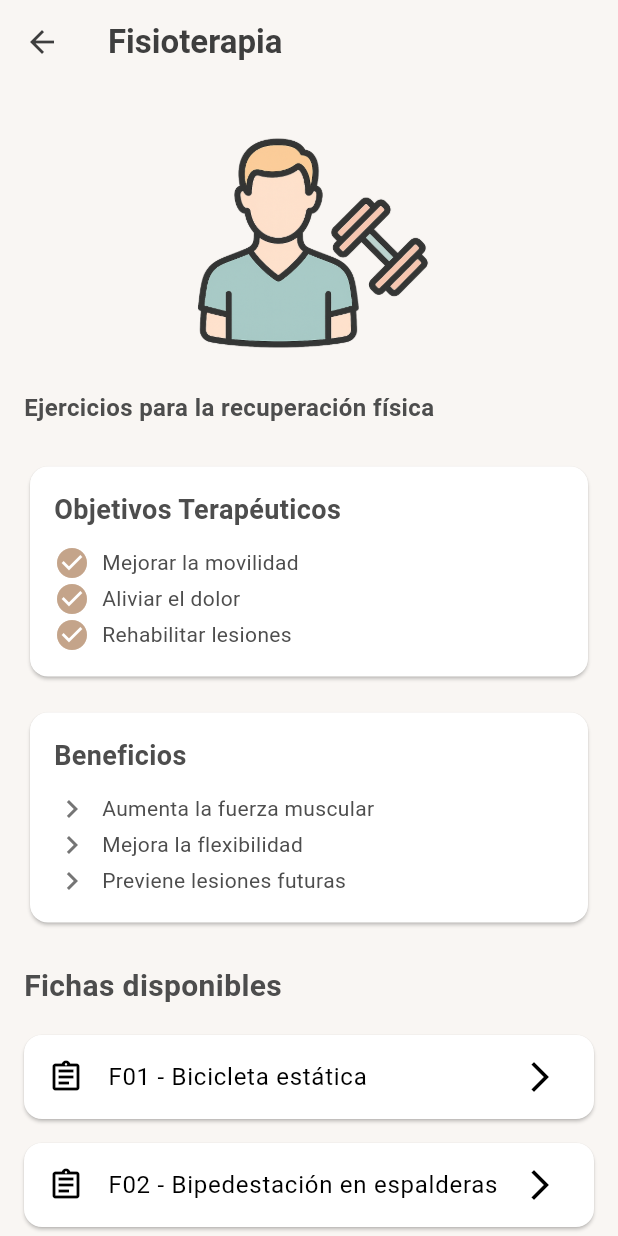
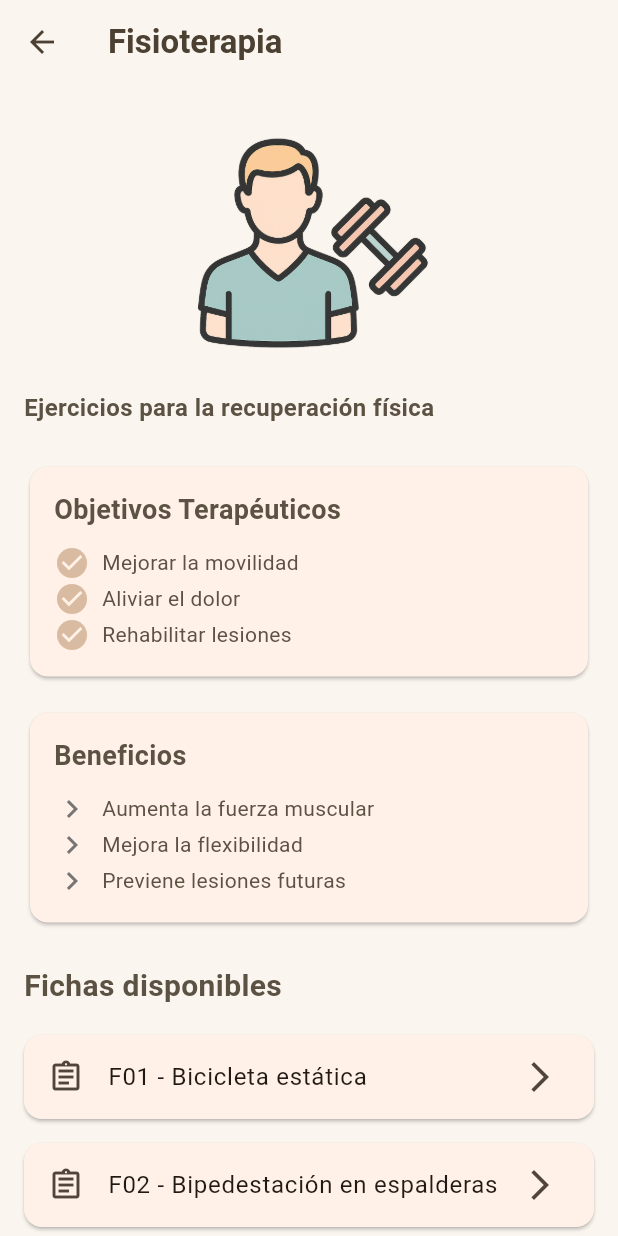
Before and after one commit to CodingAce99/app-rehabilitacion-hector, a Flutter app: the TerapiasScreen screen opened directly, after a tap on "Fisioterapia", on a phone screen of 412 x 824 dp. Run offline on Flutter 3.47's test engine with Material 3 defaults, Android fonts, the light colour scheme and no system bars; our stand-ins replace fl_chart, google_fonts, image_picker, shared_preferences, smooth_page_indicator, youtube_player_flutter; accounts and stored records are empty.

Commit message:
Actualiza los temas de la aplicación: mejora la paleta de colores y la estructura de los botones.
Refactoriza la pantalla Diario para mejorar la legibilidad y la funcionalidad de selección de etiquetas y estado anímico.

```diff
--- a/lib/core/theme/theme.dart
+++ b/lib/core/theme/theme.dart
@@ -1,46 +1,102 @@
 import 'package:flutter/material.dart';
 
+// Tema Beige / Morado
+
 class AppTheme {
+  // Tema claro
   static ThemeData lightTheme = ThemeData(
     brightness: Brightness.light,
-    scaffoldBackgroundColor: const Color(0xFFF9F6F3),
-    primaryColor: const Color(0xFFC9A98D),
+    scaffoldBackgroundColor: const Color(0xFFFAF5EF),
+    primaryColor: const Color(0xFFD8BBA1),
     appBarTheme: const AppBarTheme(
-      backgroundColor: Color(0xFFF9F6F3),
-      foregroundColor: Color(0xFF3E3E3E),
+      backgroundColor: Color(0xFFFAF5EF),
+      foregroundColor: Color(0xFF4B4032),
       elevation: 0,
     ),
-    cardColor: const Color.fromARGB(255, 248, 244, 241),
+    cardColor: const Color(0xFFF5ECE5),
     textTheme: const TextTheme(
       titleLarge: TextStyle(
-        color: Color(0xFF3E3E3E),
+        color: Color(0xFF4B4032),
         fontWeight: FontWeight.bold,
       ),
-      bodyMedium: TextStyle(color: Color(0xFF4D4D4D)),
+      bodyMedium: TextStyle(color: Color(0xFF5C5244)),
+      bodyLarge: TextStyle(color: Color(0xFF4B4032)),
     ),
-    iconTheme: IconThemeData(color: Color.fromARGB(255, 196, 164, 138)),
-    colorScheme: ColorScheme.fromSwatch().copyWith(
-      secondary: const Color(0xFF91A8B0),
+    iconTheme: const IconThemeData(color: Color(0xFFD8BBA1)),
+    elevatedButtonTheme: ElevatedButtonThemeData(
+      style: ElevatedButton.styleFrom(
+        backgroundColor: const Color(0xFFD8BBA1),
+        foregroundColor: Colors.white,
+        shape: RoundedRectangleBorder(borderRadius: BorderRadius.circular(10)),
+        padding: const EdgeInsets.symmetric(horizontal: 24, vertical: 12),
+        textStyle: const TextStyle(fontWeight: FontWeight.w600),
+      ),
+    ),
+    textButtonTheme: TextButtonThemeData(
+      style: TextButton.styleFrom(foregroundColor: const Color(0xFFD8BBA1)),
+    ),
+    outlinedButtonTheme: OutlinedButtonThemeData(
+      style: OutlinedButton.styleFrom(
+        foregroundColor: const Color(0xFFD8BBA1),
+        side: const BorderSide(color: Color(0xFFD8BBA1)),
+      ),
+    ),
+    floatingActionButtonTheme: const FloatingActionButtonThemeData(
+      backgroundColor: Color(0xFFD8BBA1),
+      foregroundColor: Colors.white,
+      elevation: 4,
+      shape: RoundedRectangleBorder(
+        borderRadius: BorderRadius.all(Radius.circular(12)),
+      ),
+    ),
+    colorScheme: ColorScheme.fromSeed(
+      seedColor: Color(0xFFD8BBA1),
+      brightness: Brightness.light,
+    ).copyWith(
+      secondary: const Color(0xFFB8C1C2),
+      primary: const Color(0xFFD8BBA1),
     ),
   );
 
+  // Tema oscuro
   static ThemeData darkTheme = ThemeData(
     brightness: Brightness.dark,
-    scaffoldBackgroundColor: const Color(0xFF1E1E1E),
-    primaryColor: const Color.fromARGB(255, 142, 116, 175),
+    scaffoldBackgroundColor: const Color(0xFF121212),
+    primaryColor: const Color(0xFFB0B0B0),
     appBarTheme: const AppBarTheme(
-      backgroundColor: Color(0xFF1E1E1E),
+      backgroundColor: Color(0xFF121212),
       foregroundColor: Colors.white,
       elevation: 0,
     ),
-    cardColor: const Color(0xFF2C2C2C),
+    cardColor: const Color(0xFF1F1F1F),
     textTheme: const TextTheme(
       titleLarge: TextStyle(color: Colors.white, fontWeight: FontWeight.bold),
       bodyMedium: TextStyle(color: Color(0xFFDADADA)),
+      bodyLarge: TextStyle(color: Color(0xFFE0E0E0)),
     ),
-    iconTheme: IconThemeData(color: Color.fromARGB(255, 142, 116, 175)),
-    colorScheme: ColorScheme.fromSwatch(
-      brightness: Brightness.dark,
-    ).copyWith(secondary: const Color(0xFFB294C7)),
+    iconTheme: const IconThemeData(color: Color(0xFFB0B0B0)),
+    elevatedButtonTheme: ElevatedButtonThemeData(
+      style: ElevatedButton.styleFrom(
+        backgroundColor: const Color(0xFF2E2E2E),
+        foregroundColor: Colors.white,
+        shape: RoundedRectangleBorder(borderRadius: BorderRadius.circular(10)),
+        padding: const EdgeInsets.symmetric(horizontal: 24, vertical: 12),
+        textStyle: const TextStyle(fontWeight: FontWeight.w600),
+      ),
+    ),
+    floatingActionButtonTheme: const FloatingActionButtonThemeData(
+      backgroundColor: Color(0xFF2E2E2E),
+      foregroundColor: Colors.white,
+    ),
+    colorScheme: const ColorScheme.dark(
+      primary: Color(0xFFB0B0B0),
+      secondary: Color(0xFFB0B0B0),
+      surface: Color(0xFF1F1F1F),
+      background: Color(0xFF121212),
+      onPrimary: Colors.black,
+      onSecondary: Colors.black,
+      onSurface: Colors.white,
+      onBackground: Colors.white,
+    ),
   );
 }
--- a/lib/core/theme/theme_provider.dart
+++ b/lib/core/theme/theme_provider.dart
@@ -1,7 +1,7 @@
 import 'package:flutter/material.dart';
 
 class ThemeProvider extends ChangeNotifier {
-  ThemeMode _themeMode = ThemeMode.system;
+  ThemeMode _themeMode = ThemeMode.light; // Modo de tema inicial (luz)
 
   // Almacena el tema actual de la aplicación
   ThemeMode get themeMode => _themeMode;
--- a/lib/features/terapias/screens/detalle_ficha_screen.dart
+++ b/lib/features/terapias/screens/detalle_ficha_screen.dart
@@ -103,7 +103,6 @@ class _DetalleFichaScreenState extends State<DetalleFichaScreen> {
                     style: Theme.of(context).textTheme.titleLarge?.copyWith(
                       fontSize: 20,
                       fontWeight: FontWeight.bold,
-                      color: theme.colorScheme.secondary,
                     ),
                   ),
                   const SizedBox(height: 8),
@@ -113,7 +112,7 @@ class _DetalleFichaScreenState extends State<DetalleFichaScreen> {
                     (p) => ListTile(
                       leading: Icon(
                         Icons.person,
-                        color: Theme.of(context).colorScheme.secondary,
+                        color: Theme.of(context).colorScheme.primary,
                         size: 28,
                       ),
                       title: Text(p),
```
Also changed, not shown: lib/features/diario/screens/diario_screen.dart (+208 -275 lines).
